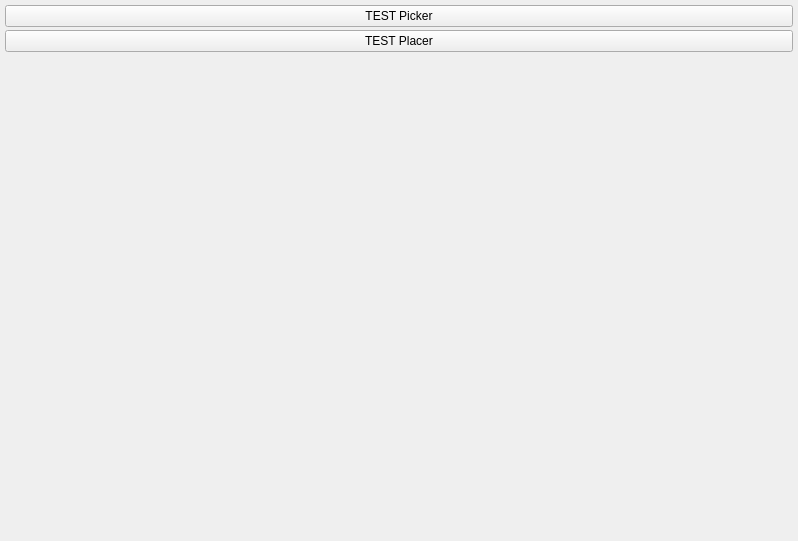
Qt form packages/plugin_library/PhysicalDistribution/src/PhysicalDistributionController.ui (Chunting/UrRobotControllerInTCP) before a commit.
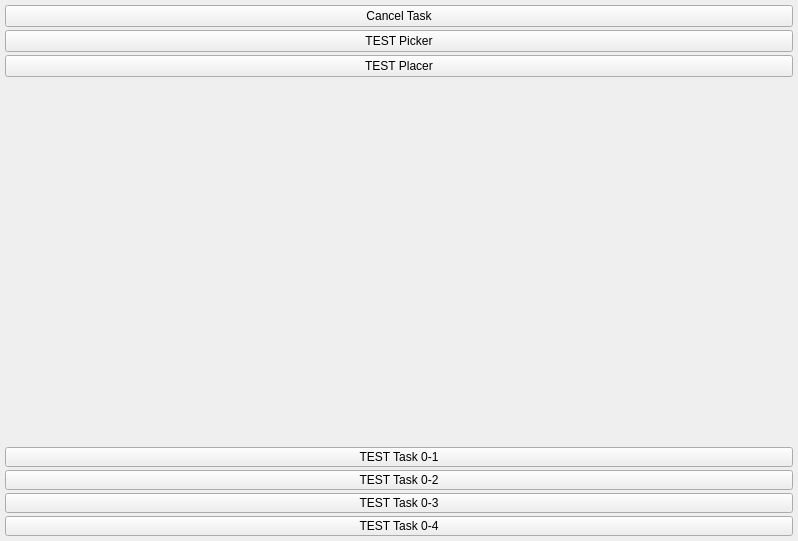
The same form after that commit.

Commit message: 增加直接测试抓取的按钮。同时在接口里增加无法抓取成功的信息。

The edit to the form file:
```diff
--- a/packages/plugin_library/PhysicalDistribution/src/PhysicalDistributionController.ui
+++ b/packages/plugin_library/PhysicalDistribution/src/PhysicalDistributionController.ui
@@ -59,21 +59,34 @@
         <property name="spacing">
          <number>3</number>
         </property>
-        <item row="0" column="0">
+        <item row="6" column="0">
+         <widget class="QPushButton" name="btnTESTTask_0_2">
+          <property name="maximumSize">
+           <size>
+            <width>16777215</width>
+            <height>20</height>
+           </size>
+          </property>
+          <property name="text">
+           <string>TEST Task 0-2</string>
+          </property>
+         </widget>
+        </item>
+        <item row="1" column="0">
          <widget class="QPushButton" name="btnTESTPicker">
           <property name="text">
            <string>TEST Picker</string>
           </property>
          </widget>
         </item>
-        <item row="1" column="0">
+        <item row="2" column="0">
          <widget class="QPushButton" name="btnTESTPlacer">
           <property name="text">
            <string>TEST Placer</string>
           </property>
          </widget>
         </item>
-        <item row="2" column="0">
+        <item row="3" column="0">
          <spacer name="verticalSpacer">
           <property name="orientation">
            <enum>Qt::Vertical</enum>
@@ -86,6 +99,52 @@
           </property>
          </spacer>
         </item>
+        <item row="8" column="0">
+         <widget class="QPushButton" name="btnTESTTask_0_4">
+          <property name="maximumSize">
+           <size>
+            <width>16777215</width>
+            <height>20</height>
+           </size>
+          </property>
+          <property name="text">
+           <string>TEST Task 0-4</string>
+          </property>
+         </widget>
+        </item>
+        <item row="5" column="0">
+         <widget class="QPushButton" name="btnTESTTask_0_1">
+          <property name="maximumSize">
+           <size>
+            <width>16777215</width>
+            <height>20</height>
+           </size>
+          </property>
+          <property name="text">
+           <string>TEST Task 0-1</string>
+          </property>
+         </widget>
+        </item>
+        <item row="7" column="0">
+         <widget class="QPushButton" name="btnTESTTask_0_3">
+          <property name="maximumSize">
+           <size>
+            <width>16777215</width>
+            <height>20</height>
+           </size>
+          </property>
+          <property name="text">
+           <string>TEST Task 0-3</string>
+          </property>
+         </widget>
+        </item>
+        <item row="0" column="0">
+         <widget class="QPushButton" name="btnTaskCancel">
+          <property name="text">
+           <string>Cancel Task</string>
+          </property>
+         </widget>
+        </item>
        </layout>
       </widget>
      </item>
```
The commit also changes 5 other files.
